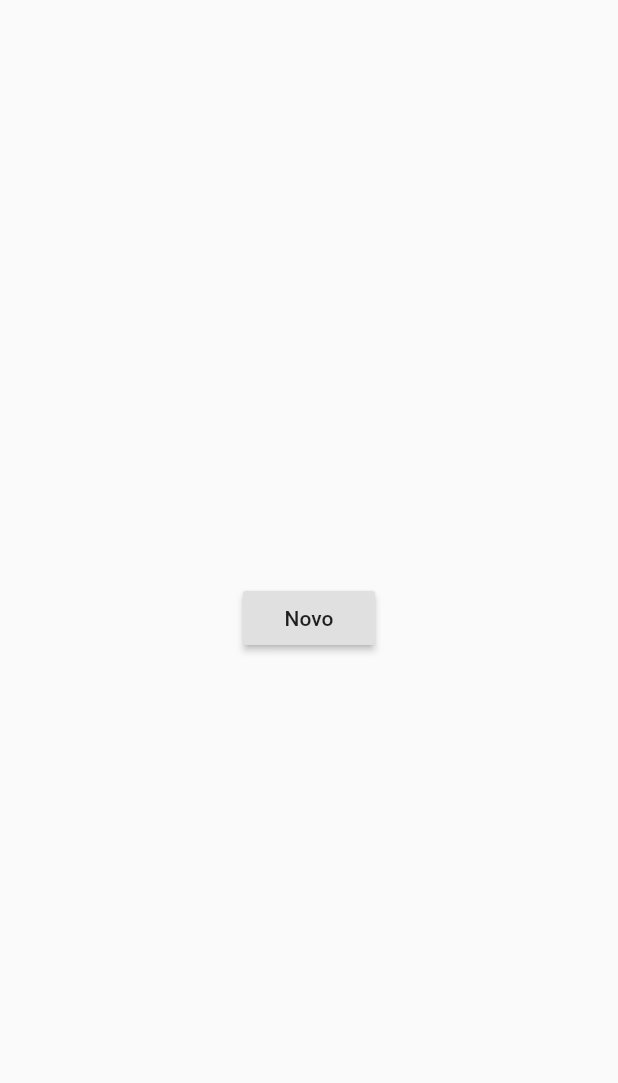
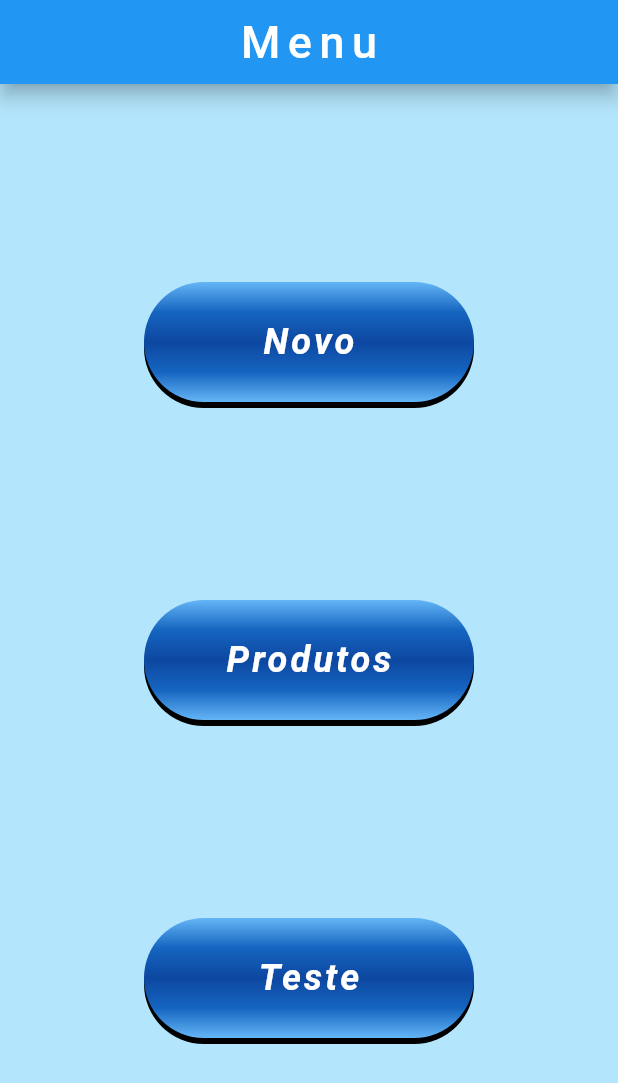
Before and after one commit to durvalperipato/teste_sensores_mg, a Flutter app: the screen it shows after launch, on a phone screen of 412 x 824 dp. Shown: the top 1083 px of the screen. Run offline on Flutter 3.47's test engine with Material 2 defaults, Android fonts, the phone set to English and light mode, and no system bars; our stand-ins replace pdf, printing, sqflite; accounts and stored records are empty.

Commit message:
MainPage

```diff
--- a/lib/view/details_test.dart
+++ b/lib/view/details_test.dart
@@ -1,8 +1,11 @@
+import 'dart:ui';
+
 import 'package:flutter/material.dart';
 import 'package:lines/data/header_json.dart';
 import 'package:lines/view/test_sensor.dart';
+import 'package:lines/widgets/widgets.dart';
 
-class MediaQuerySize extends StatelessWidget {
+/* class MediaQuerySize extends StatelessWidget {
   @override
   Widget build(BuildContext context) {
     return Scaffold(
@@ -11,21 +14,37 @@ class MediaQuerySize extends StatelessWidget {
       ),
     );
   }
-}
+} */
 
 class DetailsSensor extends StatelessWidget {
   @override
   Widget build(BuildContext context) {
     return Scaffold(
+      backgroundColor: Colors.lightBlue[100],
+      appBar: AppBar(
+        elevation: 5,
+        title: Text(
+          'Menu',
+          style: TextStyle(fontSize: 30, letterSpacing: 5),
+        ),
+        centerTitle: true,
+      ),
       body: Center(
         child: Column(
-          mainAxisAlignment: MainAxisAlignment.center,
+          mainAxisAlignment: MainAxisAlignment.spaceEvenly,
           children: [
-            RaisedButton(
-              child: Text('Novo'),
-              onPressed: () => Navigator.push(
-                  context, MaterialPageRoute(builder: (context) => NewTest())),
-            ),
+            button(
+                'Novo',
+                () => Navigator.push(context,
+                    MaterialPageRoute(builder: (context) => NewTest()))),
+            button(
+                'Produtos',
+                () => Navigator.push(context,
+                    MaterialPageRoute(builder: (context) => NewTest()))),
+            button(
+                'Teste',
+                () => Navigator.push(context,
+                    MaterialPageRoute(builder: (context) => NewTest()))),
           ],
         ),
       ),
--- a/lib/view/test_sensor.dart
+++ b/lib/view/test_sensor.dart
@@ -120,27 +120,17 @@ class _TestSensorState extends State<TestSensor> {
           ],
         ),
       ),
-      body:
-          /* Scrollbar(
-        controller: scrollController,
-        child:  */
-          /* SingleChildScrollView(
-        //controller: scrollController,
-        child:  */
-          InteractiveViewer(
+      body: SafeArea(
+        child: InteractiveViewer(
           maxScale: 20,
-        child: /* Center(
-          child: */
-            Stack(
+          child: Stack(
             children: [
-            IconButton(
-                icon: Icon(Icons.menu),
-                onPressed: () => _scaffoldKey.currentState.openDrawer()),
               Center(
                 child: Container(
                   padding: EdgeInsets.only(left: 10, right: 10, top: 10),
                   height: containerSize,
                   width: containerSize,
+                  color: Colors.white,
                   child: Stack(
                     children: [
                       for (Widget line in lines.values) line,
@@ -149,7 +139,14 @@ class _TestSensorState extends State<TestSensor> {
                   ),
                 ),
               ),
+              IconButton(
+                  icon: Icon(
+                    Icons.menu,
+                    color: Colors.black,
+                  ),
+                  onPressed: () => _scaffoldKey.currentState.openDrawer()),
             ],
+          ),
         ),
       ),
     );
--- a/lib/widgets/widgets.dart
+++ b/lib/widgets/widgets.dart
@@ -1,5 +1,62 @@
 import 'package:flutter/material.dart';
 import 'dart:math' as math;
+
+final double widthButton = 220;
+final double heightButton = 80;
+
+InkWell button(String title, void onTap()) =>
+    /* Container(
+      width: widthButton,
+      height: heightButton,
+      decoration: BoxDecoration(
+        borderRadius: BorderRadius.circular(50),
+        border: Border.all(
+          color: Colors.grey[300],
+          width: 2,
+        ),
+        gradient: RadialGradient(
+          colors: [Colors.blue[100], Colors.blue[50]],
+        ),
+      ),
+      alignment: Alignment.center,
+      child:  */
+    InkWell(
+      child: Container(
+        decoration: BoxDecoration(
+          gradient: LinearGradient(
+            colors: [
+              Colors.blue[300],
+              Colors.blue[800],
+              Colors.blue[900],
+              Colors.blue[800],
+              Colors.blue[300],
+            ],
+            begin: Alignment.topCenter,
+            end: Alignment.bottomCenter,
+          ),
+          boxShadow: [
+            BoxShadow(color: Colors.black, offset: Offset(0, 4)),
+          ],
+          borderRadius: BorderRadius.circular(50),
+        ),
+        width: widthButton, // - 40,
+        height: heightButton, // - 40,
+        child: Center(
+          child: Text(
+            title,
+            style: TextStyle(
+              fontSize: 24,
+              color: Colors.white,
+              fontWeight: FontWeight.bold,
+              fontStyle: FontStyle.italic,
+              letterSpacing: 2,
+            ),
+          ),
+        ),
+      ),
+      onTap: onTap,
+    );
+//);
 
 Container containerAngleText(int angle, double pointSize) => Container(
       padding: EdgeInsets.only(left: 10),
```
Also changed, not shown: 1 other file. Lines whose indentation alone changed are shown as unchanged.
